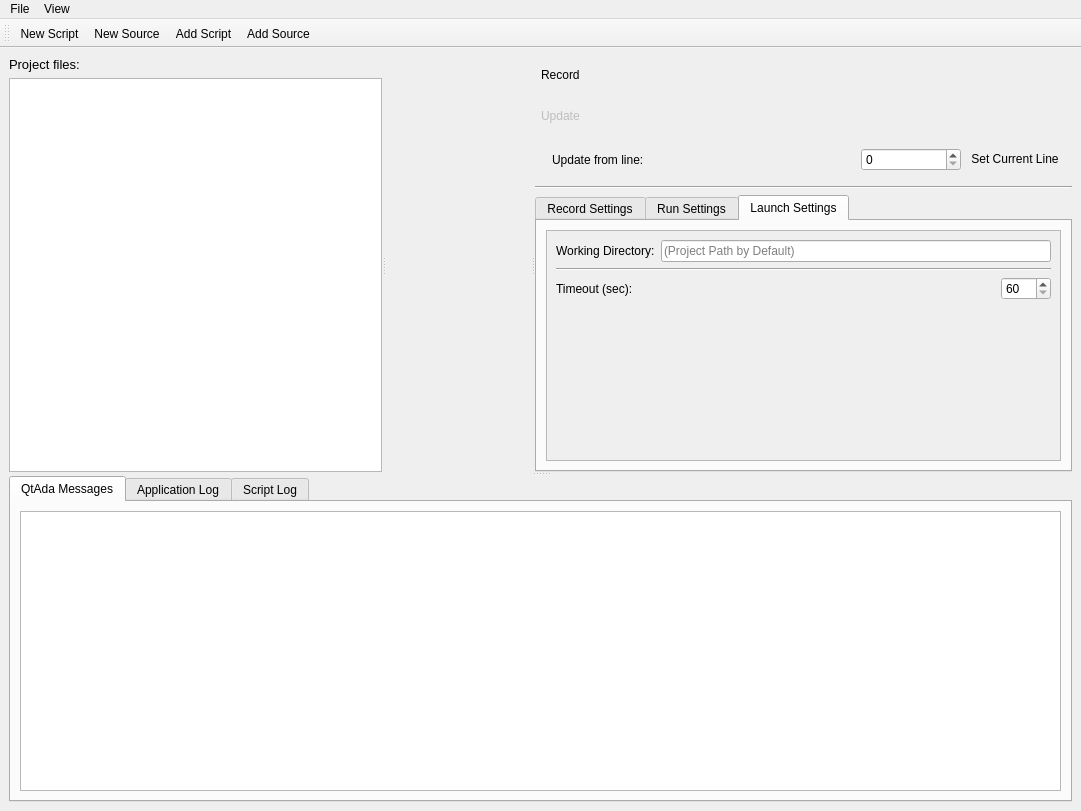
First picture: the form in client/gui/MainGui.ui, repository lildannita/QtAda, before the edit.
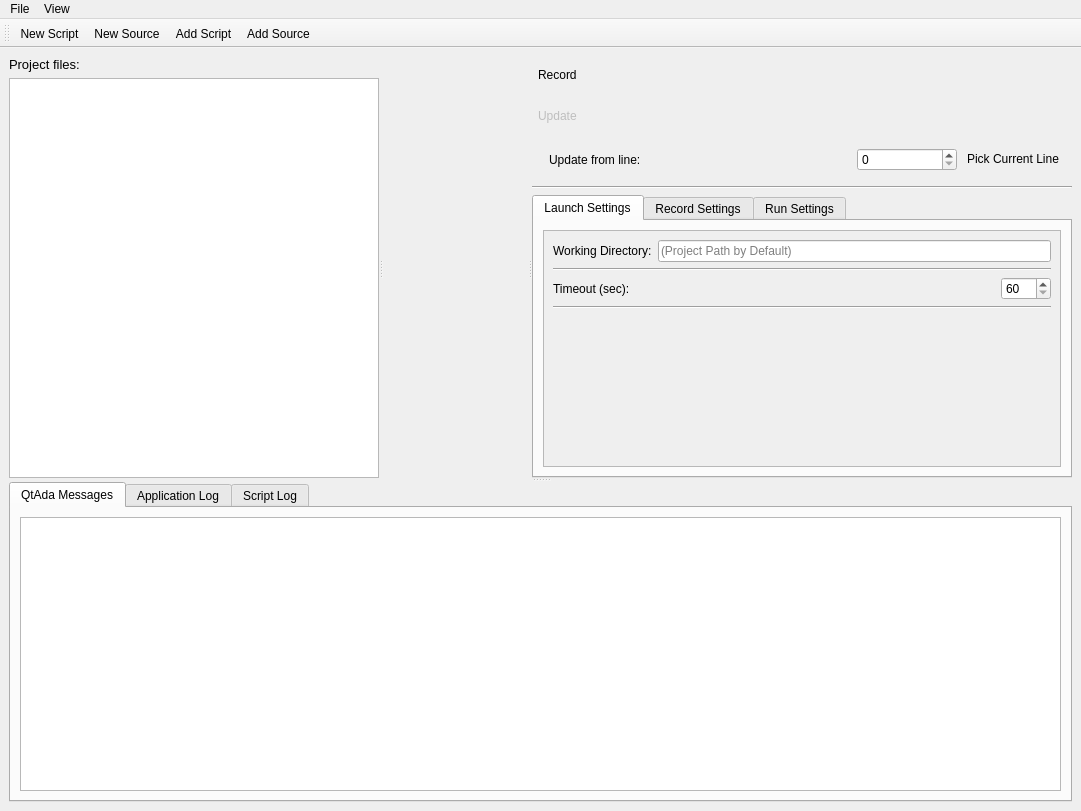
Second picture: the form after the edit. The open tabs and pages were chosen to show the change. Icons and pictures are not drawn.

Diff of the .ui file:
```diff
--- a/client/gui/MainGui.ui
+++ b/client/gui/MainGui.ui
@@ -232,7 +232,7 @@
                  <bool>true</bool>
                 </property>
                 <property name="text">
-                 <string>Set Current Line</string>
+                 <string>Pick Current Line</string>
                 </property>
                 <property name="icon">
                  <iconset resource="../../resources/main.qrc">
@@ -269,6 +269,120 @@
            <property name="currentIndex">
             <number>2</number>
            </property>
+           <widget class="QWidget" name="tab">
+            <attribute name="title">
+             <string>Launch Settings</string>
+            </attribute>
+            <layout class="QVBoxLayout" name="verticalLayout_9">
+             <item>
+              <widget class="QScrollArea" name="scrollArea_3">
+               <property name="widgetResizable">
+                <bool>true</bool>
+               </property>
+               <widget class="QWidget" name="scrollAreaWidgetContents_3">
+                <property name="geometry">
+                 <rect>
+                  <x>0</x>
+                  <y>0</y>
+                  <width>507</width>
+                  <height>219</height>
+                 </rect>
+                </property>
+                <layout class="QVBoxLayout" name="verticalLayout_8">
+                 <item>
+                  <layout class="QHBoxLayout" name="horizontalLayout_14">
+                   <item>
+                    <widget class="QLabel" name="workingDirectoryLabel">
+                     <property name="text">
+                      <string>Working Directory:</string>
+                     </property>
+                    </widget>
+                   </item>
+                   <item>
+                    <widget class="QLineEdit" name="workingDirectoryEdit">
+                     <property name="placeholderText">
+                      <string>(Project Path by Default)</string>
+                     </property>
+                    </widget>
+                   </item>
+                  </layout>
+                 </item>
+                 <item>
+                  <widget class="Line" name="line_10">
+                   <property name="orientation">
+                    <enum>Qt::Horizontal</enum>
+                   </property>
+                  </widget>
+                 </item>
+                 <item>
+                  <layout class="QHBoxLayout" name="horizontalLayout_15">
+                   <item>
+                    <widget class="QLabel" name="timeoutLabel">
+                     <property name="text">
+                      <string>Timeout (sec):</string>
+                     </property>
+                    </widget>
+                   </item>
+                   <item>
+                    <spacer name="horizontalSpacer_9">
+                     <property name="orientation">
+                      <enum>Qt::Horizontal</enum>
+                     </property>
+                     <property name="sizeHint" stdset="0">
+                      <size>
+                       <width>40</width>
+                       <height>20</height>
+                      </size>
+                     </property>
+                    </spacer>
+                   </item>
+                   <item>
+                    <widget class="QSpinBox" name="timeoutSpinBox">
+                     <property name="minimumSize">
+                      <size>
+                       <width>50</width>
+                       <height>0</height>
+                      </size>
+                     </property>
+                     <property name="minimum">
+                      <number>60</number>
+                     </property>
+                     <property name="maximum">
+                      <number>300</number>
+                     </property>
+                     <property name="value">
+                      <number>60</number>
+                     </property>
+                    </widget>
+                   </item>
+                  </layout>
+                 </item>
+                 <item>
+                  <widget class="Line" name="line_11">
+                   <property name="orientation">
+                    <enum>Qt::Horizontal</enum>
+                   </property>
+                  </widget>
+                 </item>
+                 <item>
+                  <spacer name="verticalSpacer_3">
+                   <property name="orientation">
+                    <enum>Qt::Vertical</enum>
+                   </property>
+                   <property name="sizeHint" stdset="0">
+                    <size>
+                     <width>20</width>
+                     <height>40</height>
+                    </size>
+                   </property>
+                  </spacer>
+                 </item>
+                </layout>
+               </widget>
+              </widget>
+             </item>
+            </layout>
+           </widget>
            <widget class="QWidget" name="recordSettingsTab">
             <attribute name="title">
              <string>Record Settings</string>
@@ -705,113 +819,6 @@
              </item>
             </layout>
            </widget>
-           <widget class="QWidget" name="tab">
-            <attribute name="title">
-             <string>Launch Settings</string>
-            </attribute>
-            <layout class="QVBoxLayout" name="verticalLayout_9">
-             <item>
-              <widget class="QScrollArea" name="scrollArea_3">
-               <property name="widgetResizable">
-                <bool>true</bool>
-               </property>
-               <widget class="QWidget" name="scrollAreaWidgetContents_3">
-                <property name="geometry">
-                 <rect>
-                  <x>0</x>
-                  <y>0</y>
-                  <width>520</width>
-                  <height>219</height>
-                 </rect>
-                </property>
-                <layout class="QVBoxLayout" name="verticalLayout_8">
-                 <item>
-                  <layout class="QHBoxLayout" name="horizontalLayout_14">
-                   <item>
-                    <widget class="QLabel" name="workingDirectoryLabel">
-                     <property name="text">
-                      <string>Working Directory:</string>
-                     </property>
-                    </widget>
-                   </item>
-                   <item>
-                    <widget class="QLineEdit" name="workingDirectoryEdit">
-                     <property name="placeholderText">
-                      <string>(Project Path by Default)</string>
-                     </property>
-                    </widget>
-                   </item>
-                  </layout>
-                 </item>
-                 <item>
-                  <widget class="Line" name="line_10">
-                   <property name="orientation">
-                    <enum>Qt::Horizontal</enum>
-                   </property>
-                  </widget>
-                 </item>
-                 <item>
-                  <layout class="QHBoxLayout" name="horizontalLayout_15">
-                   <item>
-                    <widget class="QLabel" name="timeoutLabel">
-                     <property name="text">
-                      <string>Timeout (sec):</string>
-                     </property>
-                    </widget>
-                   </item>
-                   <item>
-                    <spacer name="horizontalSpacer_9">
-                     <property name="orientation">
-                      <enum>Qt::Horizontal</enum>
-                     </property>
-                     <property name="sizeHint" stdset="0">
-                      <size>
-                       <width>40</width>
-                       <height>20</height>
-                      </size>
-                     </property>
-                    </spacer>
-                   </item>
-                   <item>
-                    <widget class="QSpinBox" name="timeoutSpinBox">
-                     <property name="minimumSize">
-                      <size>
-                       <width>50</width>
-                       <height>0</height>
-                      </size>
-                     </property>
-                     <property name="minimum">
-                      <number>60</number>
-                     </property>
-                     <property name="maximum">
-                      <number>300</number>
-                     </property>
-                     <property name="value">
-                      <number>60</number>
-                     </property>
-                    </widget>
-                   </item>
-                  </layout>
-                 </item>
-                 <item>
-                  <spacer name="verticalSpacer_3">
-                   <property name="orientation">
-                    <enum>Qt::Vertical</enum>
-                   </property>
-                   <property name="sizeHint" stdset="0">
-                    <size>
-                     <width>20</width>
-                     <height>40</height>
-                    </size>
-                   </property>
-                  </spacer>
-                 </item>
-                </layout>
-               </widget>
-              </widget>
-             </item>
-            </layout>
-           </widget>
           </widget>
          </item>
         </layout>
```
Left out of the diff: 10 changed lines with no effect on the pictures.
